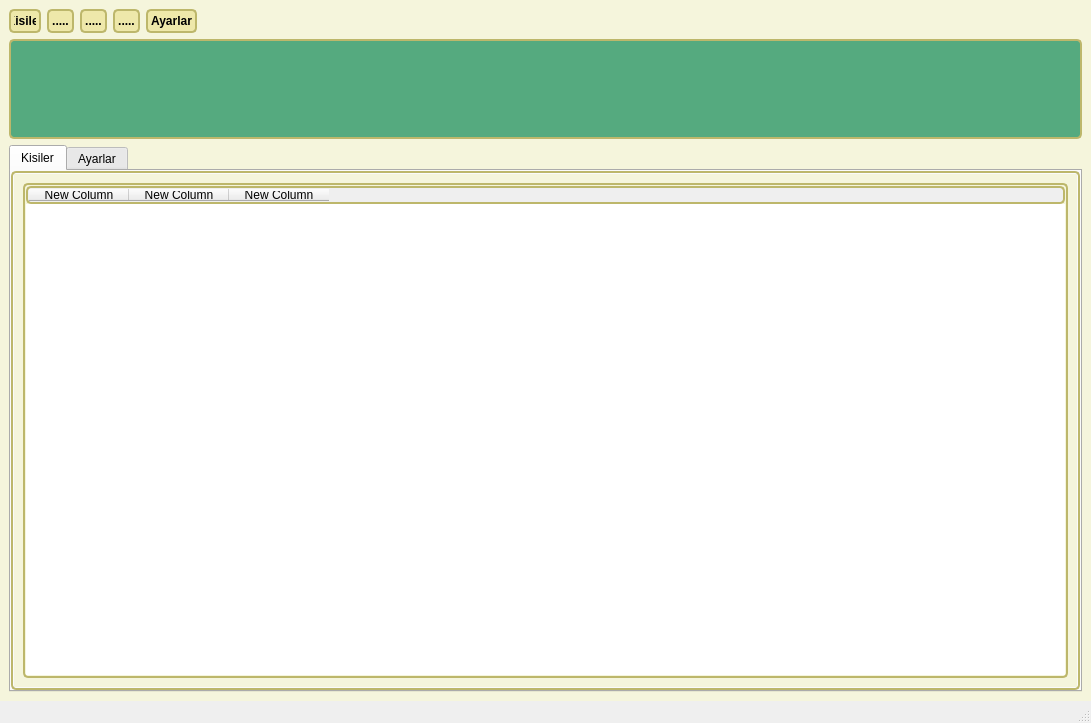
Above: Fihrist/src/fhr/UI_Files/anapencere.ui from hamitodessa/Python_Projects before the change. Below: the same form after it.
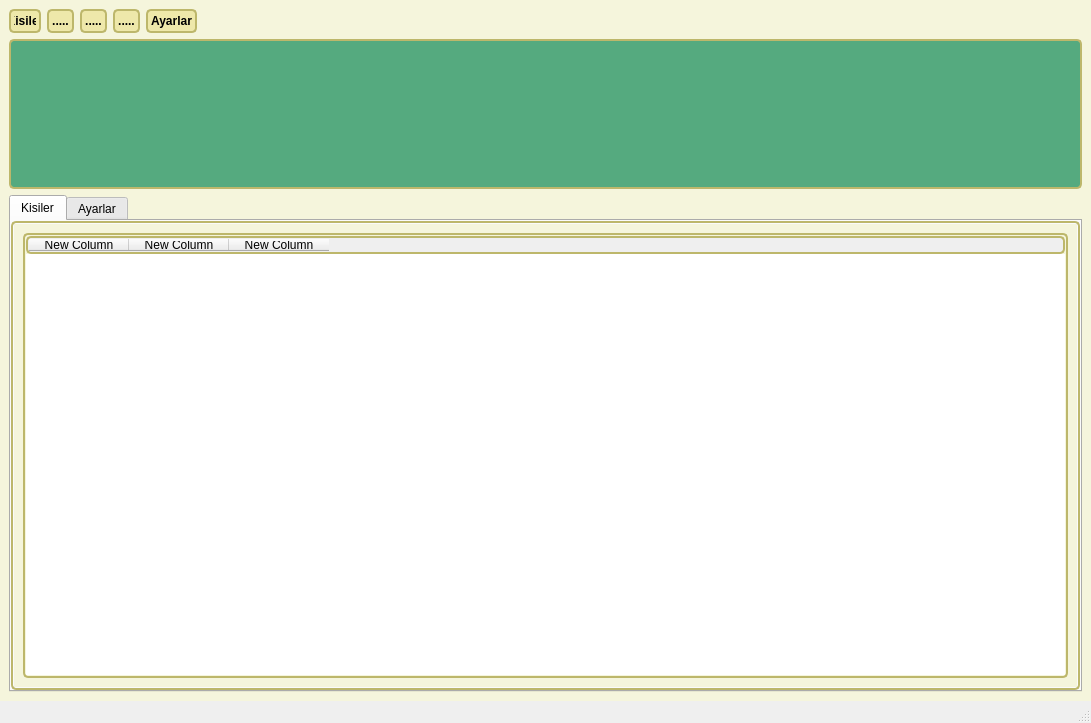
That is the form after the change. The open tabs and pages were chosen to show the change. Icons and pictures are not drawn.

The edit to the form file:
```diff
--- a/Fihrist/src/fhr/UI_Files/anapencere.ui
+++ b/Fihrist/src/fhr/UI_Files/anapencere.ui
@@ -235,7 +235,7 @@
         <property name="minimumSize">
          <size>
           <width>0</width>
-          <height>100</height>
+          <height>150</height>
          </size>
         </property>
         <property name="styleSheet">
```
Left out of the diff: 2 changed lines with no effect on the pictures.
